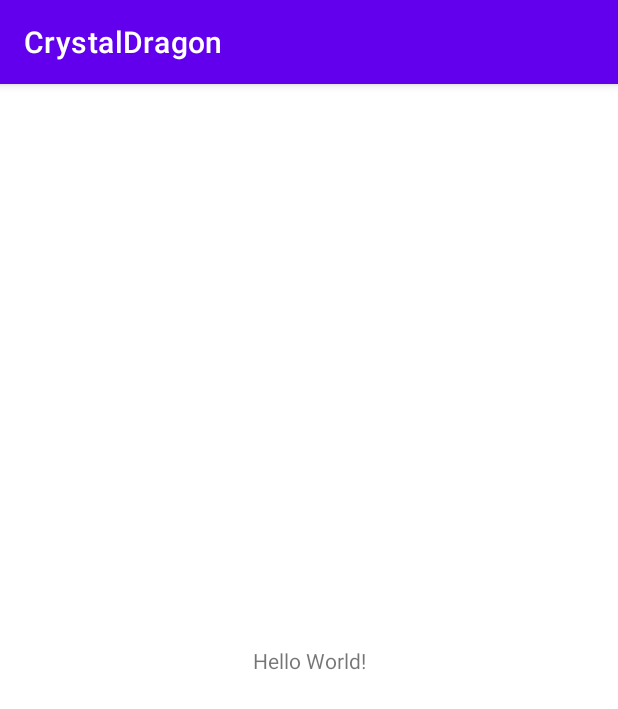
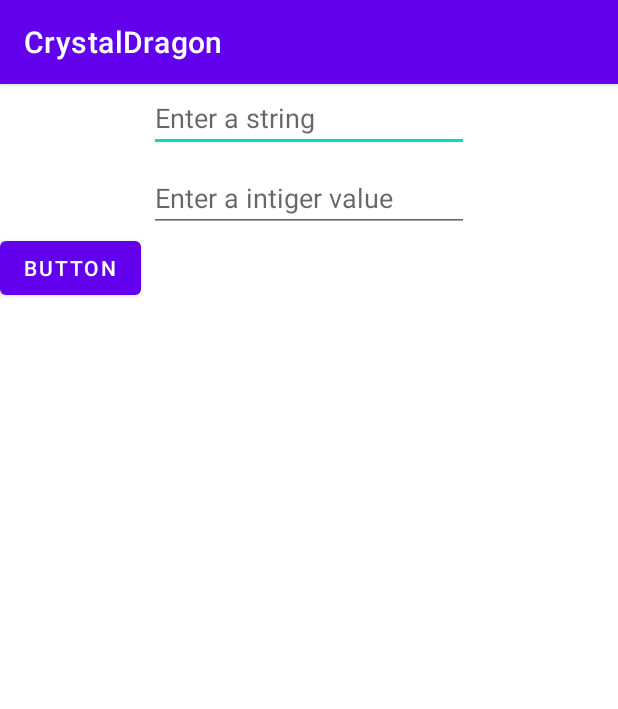
Before and after one commit to crispyman/CrystalDragon, an Android app: the screen it shows after launch (MainActivity), on a phone screen of 412 x 824 dp. Shown: the top 709 px of the screen. Run offline under Robolectric (Android 15) with nearby library versions, the phone set to English and light mode, and no system bars.

Commit message:
We have a database

```diff
--- a/app/src/main/java/com/teamsatisfaction/crystaldragon/MainActivity.java
+++ b/app/src/main/java/com/teamsatisfaction/crystaldragon/MainActivity.java
@@ -3,12 +3,57 @@ package com.teamsatisfaction.crystaldragon;
 import androidx.appcompat.app.AppCompatActivity;
 
 import android.os.Bundle;
+import android.view.View;
+import android.widget.Button;
+import android.widget.EditText;
+import android.widget.Toast;
 
 public class MainActivity extends AppCompatActivity {
+
+    // refference to buttons (member varables)
+    Button btn_add;
+    EditText et_stringData, et_intData;
+
 
     @Override
     protected void onCreate(Bundle savedInstanceState) {
         super.onCreate(savedInstanceState);
         setContentView(R.layout.activity_main);
+
+        btn_add = findViewById(R.id.button1);
+        et_stringData = findViewById(R.id.et_stringData);
+        et_intData = findViewById(R.id.et_intData);
+
+        // button listener
+        btn_add.setOnClickListener(new View.OnClickListener() {
+            @Override
+            public void onClick(View v) {
+
+                //Toast.makeText( context: MainActivity.this, text: "Add button", Toast.LENGTH_SHORT).show();
+
+                database data;
+
+                try {
+                     data = new database(et_stringData.getText().toString(), Integer.parseInt(et_intData.getText().toString()));
+                    Toast.makeText(MainActivity.this, data.toString() , Toast.LENGTH_SHORT).show();
+
+                } catch (Exception e){
+                    Toast.makeText(MainActivity.this, "Error, please enter valid data" , Toast.LENGTH_SHORT).show();
+                    data = new database("invalid data", -1);
+
+                }
+
+                DatabaseHelper databaseHelper = new DatabaseHelper(MainActivity.this);
+
+                databaseHelper.addOne(data);
+
+
+
+            }
+        });
+
+
+
+
     }
 }
--- a/app/src/main/java/com/teamsatisfaction/crystaldragon/database.java
+++ b/app/src/main/java/com/teamsatisfaction/crystaldragon/database.java
@@ -5,7 +5,7 @@ public class database {
     private int dataPoint02;
 
     // constructor
-    public datahold(String dataPoint01, int dataPoint02) {
+    public database(String dataPoint01, int dataPoint02) {
         this.dataPoint01 = dataPoint01;
         this.dataPoint02 = dataPoint02;
     }
--- a/app/src/main/res/layout/activity_main.xml
+++ b/app/src/main/res/layout/activity_main.xml
@@ -6,13 +6,35 @@
     android:layout_height="match_parent"
     tools:context=".MainActivity">
 
-    <TextView
+    <EditText
+        android:id="@+id/et_stringData"
         android:layout_width="wrap_content"
         android:layout_height="wrap_content"
-        android:text="Hello World!"
-        app:layout_constraintBottom_toBottomOf="parent"
-        app:layout_constraintLeft_toLeftOf="parent"
-        app:layout_constraintRight_toRightOf="parent"
+        android:ems="10"
+        android:hint="@string/Datapoint01"
+        android:inputType="textPersonName"
+        app:layout_constraintEnd_toEndOf="parent"
+        app:layout_constraintStart_toStartOf="parent"
         app:layout_constraintTop_toTopOf="parent" />
 
+    <EditText
+        android:id="@+id/et_intData"
+        android:layout_width="wrap_content"
+        android:layout_height="wrap_content"
+        android:layout_marginTop="8dp"
+        android:ems="10"
+        android:hint="@string/Datapoint02"
+        android:inputType="number"
+        app:layout_constraintEnd_toEndOf="parent"
+        app:layout_constraintStart_toStartOf="parent"
+        app:layout_constraintTop_toBottomOf="@+id/et_stringData" />
+
+    <Button
+        android:id="@+id/button1"
+        android:layout_width="wrap_content"
+        android:layout_height="wrap_content"
+        android:text="Button"
+        app:layout_constraintTop_toBottomOf="@+id/et_intData"
+        tools:layout_editor_absoluteX="158dp" />
+
 </androidx.constraintlayout.widget.ConstraintLayout>
--- a/app/src/main/res/values/strings.xml
+++ b/app/src/main/res/values/strings.xml
@@ -1,5 +1,5 @@
 <resources>
     <string name="app_name">CrystalDragon</string>
-    <string name="Datapoint01">Give me a name</string>
-    <string name="Datapoint02">Give me a number</string>
+    <string name="Datapoint01">Enter a string</string>
+    <string name="Datapoint02">Enter a intiger value</string>
 </resources>
```
Also changed, not shown: app/src/main/java/com/teamsatisfaction/crystaldragon/DatabaseHelper.java (added, +50 -0 lines).
